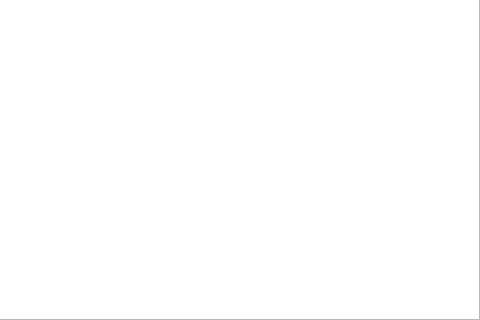
Before: the Qt Designer form vectis/vmainwindow.ui in marcodiiga/vectis, drawn with Qt 5; both pictures show x 261 to 741 and y 101 to 421 of the 741 by 421 pixel window.
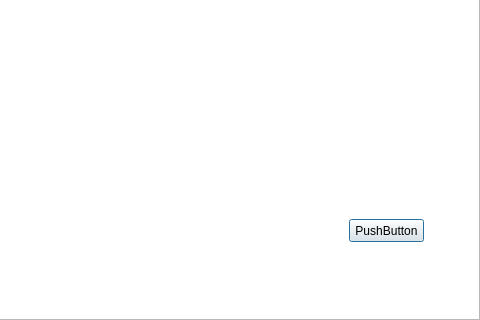
After: the same form once the commit is applied.

Commit message: Following the custom scrollbar path - added slider position, lacks logarithmic behavior

Patch:
```diff
--- a/vectis/vmainwindow.ui
+++ b/vectis/vmainwindow.ui
@@ -66,6 +66,19 @@
     <bool>false</bool>
    </property>
   </widget>
+  <widget class="QPushButton" name="pushButton">
+   <property name="geometry">
+    <rect>
+     <x>610</x>
+     <y>320</y>
+     <width>75</width>
+     <height>23</height>
+    </rect>
+   </property>
+   <property name="text">
+    <string>PushButton</string>
+   </property>
+  </widget>
  </widget>
  <layoutdefault spacing="6" margin="11"/>
  <resources/>
```
The commit also changes 5 other files.
